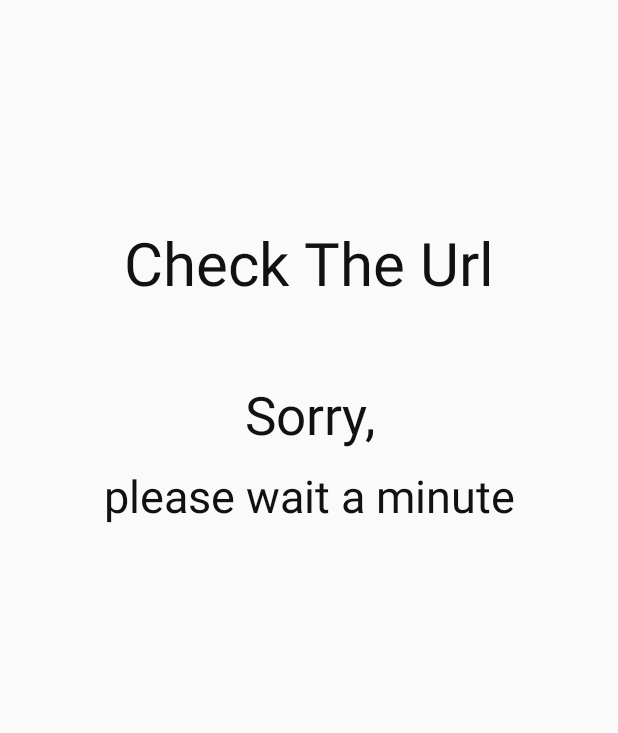
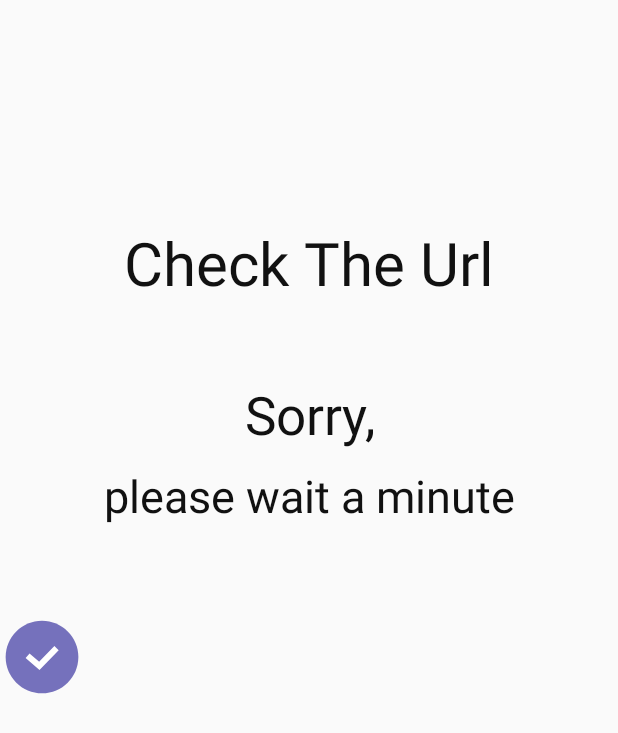
Before and after one commit to pponyoponyo/PBL2Final, an Android app: the SplashActivity screen opened directly, with no data from a screen before it, on a phone screen of 412 x 824 dp. Shown: the top 733 px of the screen. Run offline under Robolectric (Android 15) with nearby library versions, the phone set to English and light mode, and no system bars; Roboto replaces fonts that are not available here; 1 statement that could not run was skipped.

Commit message:
스플래쉬 액티비티 작업중

```diff
--- a/app/build.gradle
+++ b/app/build.gradle
@@ -25,9 +25,11 @@ dependencies {
     implementation 'androidx.appcompat:appcompat:1.1.0'
     implementation 'androidx.constraintlayout:constraintlayout:1.1.3'
     implementation 'com.google.firebase:firebase-database:19.2.0'
+    implementation 'com.airbnb.android:lottie:2.5.5'
     testImplementation 'junit:junit:4.12'
     androidTestImplementation 'androidx.test.ext:junit:1.1.1'
     androidTestImplementation 'androidx.test.espresso:espresso-core:3.2.0'
+
 
     implementation 'com.google.firebase:firebase-analytics:17.2.0'
 
--- a/app/src/main/java/com/example/pbl2final/Activity/SplashActivity.java
+++ b/app/src/main/java/com/example/pbl2final/Activity/SplashActivity.java
@@ -5,6 +5,7 @@ import android.content.SharedPreferences;
 import android.os.Bundle;
 import android.os.Handler;
 
+import com.airbnb.lottie.LottieAnimationView;
 import com.example.pbl2final.R;
 
 public class SplashActivity extends BaseActivity {
@@ -15,6 +16,13 @@ public class SplashActivity extends BaseActivity {
     protected void onCreate(Bundle savedInstanceState) {
         super.onCreate(savedInstanceState);
         setContentView(R.layout.activity_splash);
+
+        //LottieAnimation 사용하기
+        LottieAnimationView animationView = (LottieAnimationView) findViewById(R.id.animation_view);
+        animationView.setAnimation("642-simple-tick-2.json");
+        animationView.loop(true);
+        animationView.playAnimation();
+
 
         Handler hd = new Handler();
         hd.postDelayed(new Runnable() {
--- a/app/src/main/res/layout/activity_splash.xml
+++ b/app/src/main/res/layout/activity_splash.xml
@@ -36,6 +36,13 @@
         android:textColor="@color/colorBlack"
         android:textSize="30dp" />
 
+    <com.airbnb.lottie.LottieAnimationView
+        android:id="@+id/animation_view"
+        android:layout_width="wrap_content"
+        android:layout_height="wrap_content"
+
+        />
+
 
 
 
```
Also changed, not shown: app/src/main/assets/642-simple-tick-2.json (added, +1 -0 lines).
